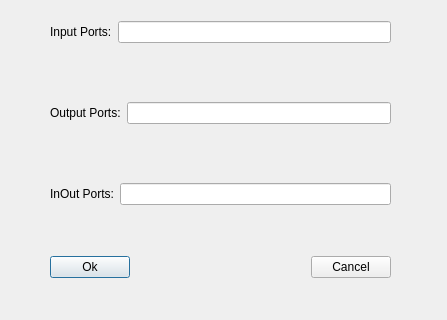
The window that src/eda_qt/new_constrain.ui (youks3/youks3) describes before a commit, drawn with Qt 5; both pictures show x 0 to 447 and y 193 to 513 of the 447 by 513 pixel window.
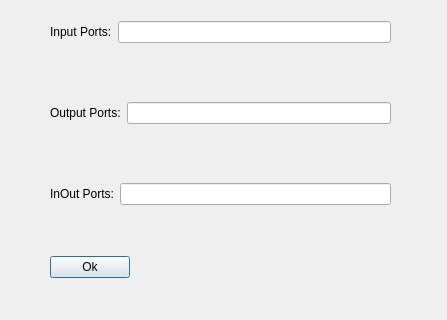
The same window after the commit.

Commit message: 新建退出时提示保存的对话框

The edit to the form file:
```diff
--- a/src/eda_qt/new_constrain.ui
+++ b/src/eda_qt/new_constrain.ui
@@ -43,13 +43,6 @@
       </property>
      </spacer>
     </item>
-    <item>
-     <widget class="QPushButton" name="pushButton_cancel">
-      <property name="text">
-       <string>Cancel</string>
-      </property>
-     </widget>
-    </item>
    </layout>
   </widget>
   <widget class="QLabel" name="label_2">
```
The commit also changes 2 other files.
